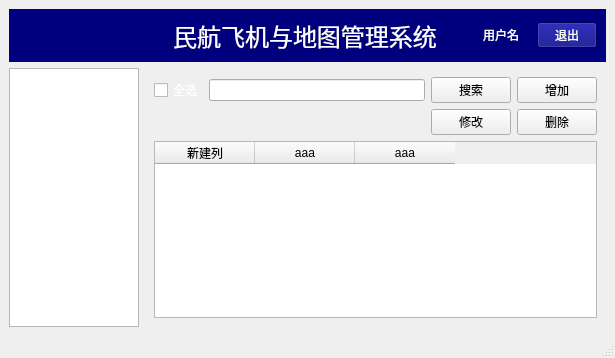
First picture: the form in mainwindow.ui, repository Sunbotao-1/Plane, before the edit.
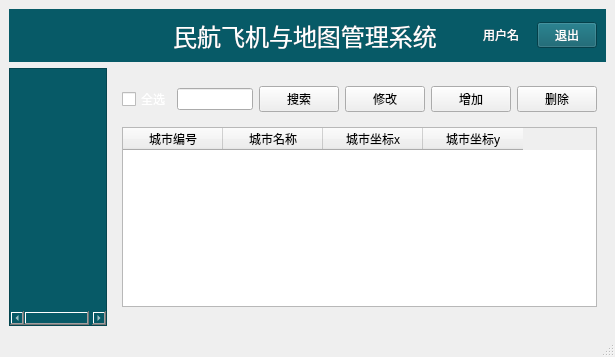
Second picture: the form after the edit. Icons and pictures are not drawn.

Patch:
```diff
--- a/mainwindow.ui
+++ b/mainwindow.ui
@@ -7,7 +7,7 @@
     <x>0</x>
     <y>0</y>
     <width>615</width>
-    <height>358</height>
+    <height>357</height>
    </rect>
   </property>
   <property name="windowTitle">
@@ -28,10 +28,10 @@
     <item row="0" column="0" colspan="2">
      <widget class="QWidget" name="widget" native="true">
       <property name="styleSheet">
-       <string notr="true">background-color: rgb(0, 0, 127);
+       <string notr="true">background-color: rgb(7, 90, 103);
 color: rgb(255, 255, 255);</string>
       </property>
-      <layout class="QGridLayout" name="gridLayout_2" columnstretch="1,1,1,0">
+      <layout class="QGridLayout" name="gridLayout_2" columnstretch="1,1,1">
        <item row="0" column="1">
         <widget class="QLabel" name="label">
          <property name="font">
@@ -137,14 +137,10 @@
      <widget class="QStackedWidget" name="stackedWidget">
       <widget class="QWidget" name="page">
        <layout class="QGridLayout" name="gridLayout_4">
-        <item row="0" column="0">
-         <widget class="QCheckBox" name="checkBox">
-          <property name="styleSheet">
-           <string notr="true">
-color: rgb(255, 255, 255);</string>
-          </property>
+        <item row="0" column="3">
+         <widget class="QPushButton" name="pushButton_4">
           <property name="text">
-           <string>全选</string>
+           <string>修改</string>
           </property>
          </widget>
         </item>
@@ -158,51 +154,88 @@
           </property>
          </widget>
         </item>
-        <item row="0" column="3">
+        <item row="3" column="0" colspan="6">
+         <widget class="QTableWidget" name="tableWidget">
+          <property name="maximumSize">
+           <size>
+            <width>16777215</width>
+            <height>180</height>
+           </size>
+          </property>
+          <column>
+           <property name="text">
+            <string>城市编号</string>
+           </property>
+          </column>
+          <column>
+           <property name="text">
+            <string>城市名称</string>
+           </property>
+          </column>
+          <column>
+           <property name="text">
+            <string>城市坐标x</string>
+           </property>
+          </column>
+          <column>
+           <property name="text">
+            <string>城市坐标y</string>
+           </property>
+          </column>
+         </widget>
+        </item>
+        <item row="0" column="4">
          <widget class="QPushButton" name="pushButton_3">
           <property name="text">
            <string>增加</string>
           </property>
          </widget>
         </item>
-        <item row="1" column="2">
-         <widget class="QPushButton" name="pushButton_4">
+        <item row="0" column="0">
+         <widget class="QCheckBox" name="checkBox">
+          <property name="styleSheet">
+           <string notr="true">
+color: rgb(255, 255, 255);</string>
+          </property>
           <property name="text">
-           <string>修改</string>
+           <string>全选</string>
           </property>
          </widget>
         </item>
-        <item row="1" column="3">
+        <item row="0" column="5">
          <widget class="QPushButton" name="pushButton_5">
           <property name="text">
            <string>删除</string>
           </property>
          </widget>
         </item>
-        <item row="2" column="0" colspan="4">
-         <widget class="QTableWidget" name="tableWidget">
-          <column>
-           <property name="text">
-            <string>新建列</string>
-           </property>
-          </column>
-          <column>
-           <property name="text">
-            <string>aaa</string>
-           </property>
-          </column>
-          <column>
-           <property name="text">
-            <string>aaa</string>
-           </property>
-          </column>
-         </widget>
-        </item>
        </layout>
       </widget>
       <widget class="QWidget" name="page_2"/>
      </widget>
     </item>
+    <item row="1" column="0">
+     <widget class="QTreeWidget" name="treeWidget">
+      <property name="maximumSize">
+       <size>
+        <width>130</width>
+        <height>16777215</height>
+       </size>
+      </property>
+      <property name="styleSheet">
+       <string notr="true">background-color: rgb(7, 90, 103);
+color: rgb(255, 255, 255);</string>
+      </property>
+      <attribute name="headerVisible">
+       <bool>false</bool>
+      </attribute>
+      <column>
+       <property name="text">
+        <string notr="true">1</string>
+       </property>
+      </column>
+     </widget>
+    </item>
    </layout>
   </widget>
   <widget class="QMenuBar" name="menubar">
```
Left out of the diff: 18 changed lines with no effect on the pictures.
